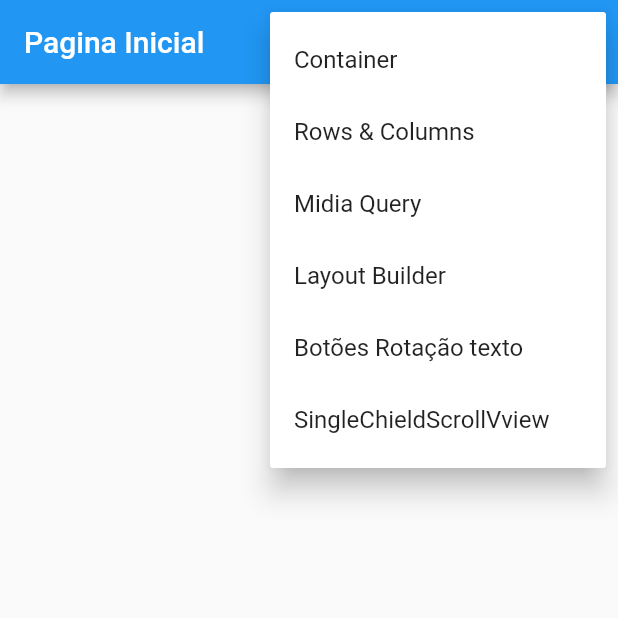
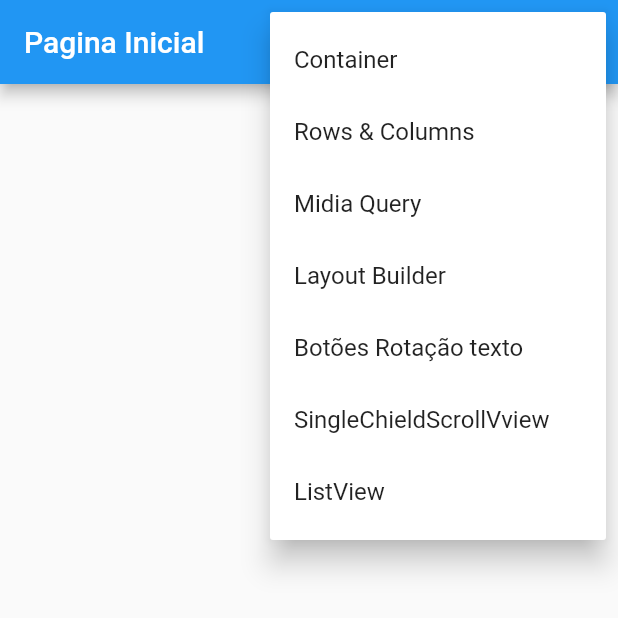
Before and after one commit to Juniorjcmj/academia-flutter-flutter, a Flutter app: the screen it shows after launch, after a tap on the "more vert" icon, on a phone screen of 412 x 824 dp, the top half of it. Run offline on Flutter 3.47's test engine with Material 2 defaults, Android fonts, the phone set to English and light mode, and no system bars; our stand-ins replace device_preview; network calls fail.

Commit message:
aprendendo sobre listview

```diff
--- a/lib/main.dart
+++ b/lib/main.dart
@@ -4,6 +4,7 @@ import 'package:academia_flutter_flutter/pages/home/home_page.dart';
 import 'package:academia_flutter_flutter/pages/layout_builder/layout_builder_page.dart';
 import 'package:academia_flutter_flutter/pages/media_query/media_query._page.dart';
 import 'package:academia_flutter_flutter/pages/rows_collumns/rows_columns.dart';
+import 'package:academia_flutter_flutter/pages/scrolls/listview_page.dart';
 import 'package:academia_flutter_flutter/pages/scrolls/singlechieldscrollview_page.dart';
 import 'package:device_preview/device_preview.dart';
 import 'package:flutter/material.dart';
@@ -39,6 +40,7 @@ class MyApp extends StatelessWidget {
         LayoutBuilderPage.routName :(_) => LayoutBuilderPage(),
         BotoesRotacaoTexto.routName: (_) => BotoesRotacaoTexto(),
         SinglechieldscrollviewPage.routName:(_) => SinglechieldscrollviewPage(),
+        ListviewPage.routName: (_) => ListviewPage()
 
       },
     );
--- a/lib/pages/home/home_page.dart
+++ b/lib/pages/home/home_page.dart
@@ -3,6 +3,7 @@
 import 'package:academia_flutter_flutter/pages/botoes_rotacao_texto/botoes_rotacao_texto.dart';
 import 'package:academia_flutter_flutter/pages/layout_builder/layout_builder_page.dart';
 import 'package:academia_flutter_flutter/pages/media_query/media_query._page.dart';
+import 'package:academia_flutter_flutter/pages/scrolls/listview_page.dart';
 import 'package:academia_flutter_flutter/pages/scrolls/singlechieldscrollview_page.dart';
 import 'package:flutter/material.dart';
 
@@ -15,7 +16,8 @@ enum PopupMenuPages {
   media_query,
   layout_builder,
   botoes_rotacao_texto,
-  singlechieldscrollview}
+  singlechieldscrollview,
+  listview}
 
 class HomePage extends StatelessWidget {
   static final String routName = '/';
@@ -50,6 +52,9 @@ class HomePage extends StatelessWidget {
                     case PopupMenuPages.singlechieldscrollview:
                     Navigator.of(context).pushNamed(SinglechieldscrollviewPage.routName);
                     break;
+                     case PopupMenuPages.listview:
+                    Navigator.of(context).pushNamed(ListviewPage.routName);
+                    break;
                 }
               },
               itemBuilder: (BuildContext context) {
@@ -77,6 +82,10 @@ class HomePage extends StatelessWidget {
                   PopupMenuItem<PopupMenuPages>(
                     value: PopupMenuPages.singlechieldscrollview,
                     child: Text('SingleChieldScrollVview'),
+                  ),
+                   PopupMenuItem<PopupMenuPages>(
+                    value: PopupMenuPages.listview,
+                    child: Text('ListView'),
                   )
                 ];
               }),
```
Also changed, not shown: lib/pages/scrolls/listview_page.dart (added, +35 -0 lines).
